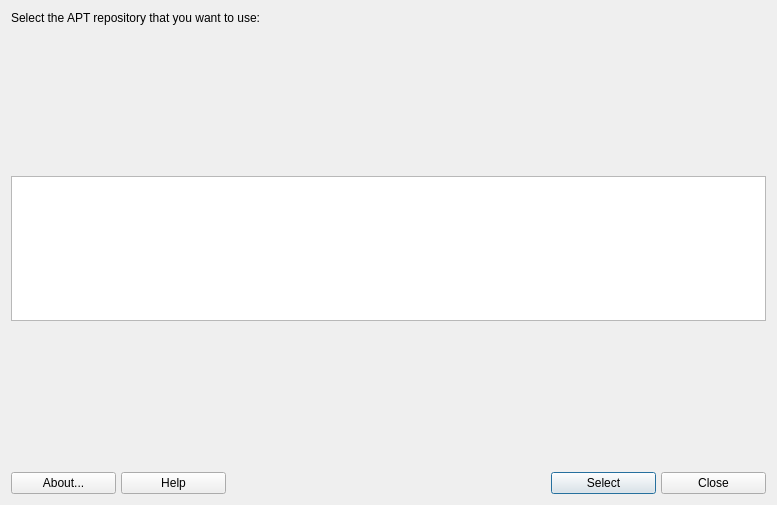
First picture: the form in mxrepomanager.ui, repository AdrianTM/mx-repo-manager, before the edit.
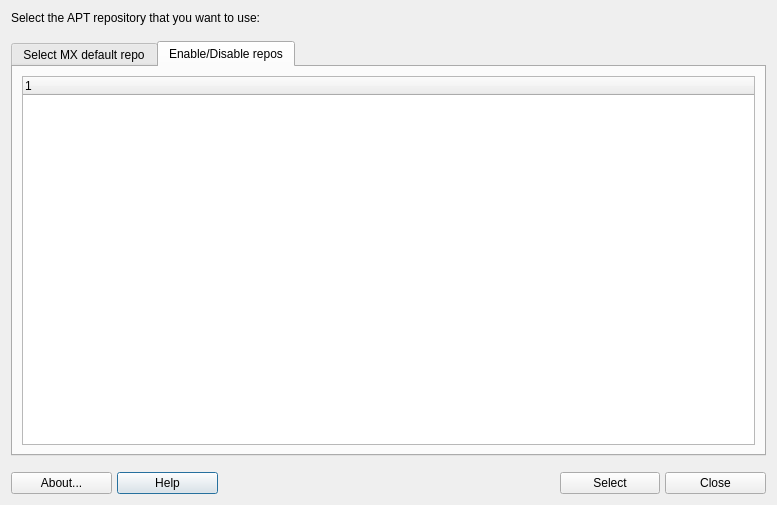
Second picture: the form after the edit. The open tabs and pages were chosen to show the change. Icons and pictures are not drawn.

Commit message: add enable/disable repos

Patch:
```diff
--- a/mxrepomanager.ui
+++ b/mxrepomanager.ui
@@ -38,6 +38,9 @@
      <property name="orientation">
       <enum>Qt::Vertical</enum>
      </property>
+     <property name="sizeType">
+      <enum>QSizePolicy::Fixed</enum>
+     </property>
      <property name="sizeHint" stdset="0">
       <size>
        <width>20</width>
@@ -46,6 +49,16 @@
      </property>
     </spacer>
    </item>
+   <item>
+    <widget class="QTabWidget" name="tabWidget">
+     <property name="currentIndex">
+      <number>0</number>
+     </property>
+     <widget class="QWidget" name="tabMX">
+      <attribute name="title">
+       <string>Select MX default repo</string>
+      </attribute>
+      <layout class="QVBoxLayout" name="verticalLayout_2">
    <item>
     <widget class="QListWidget" name="listWidget">
      <property name="sizePolicy">
@@ -122,11 +135,34 @@
      </property>
     </widget>
    </item>
+      </layout>
+     </widget>
+     <widget class="QWidget" name="tabAllRepos">
+      <attribute name="title">
+       <string>Enable/Disable repos</string>
+      </attribute>
+      <layout class="QVBoxLayout" name="verticalLayout_3">
+       <item>
+        <widget class="QTreeWidget" name="treeWidget">
+         <column>
+          <property name="text">
+           <string notr="true">1</string>
+          </property>
+         </column>
+        </widget>
+       </item>
+      </layout>
+     </widget>
+    </widget>
+   </item>
    <item>
     <spacer name="verticalSpacer">
      <property name="orientation">
       <enum>Qt::Vertical</enum>
      </property>
+     <property name="sizeType">
+      <enum>QSizePolicy::Fixed</enum>
+     </property>
      <property name="sizeHint" stdset="0">
       <size>
        <width>20</width>
@@ -136,7 +172,7 @@
     </spacer>
    </item>
    <item>
-    <layout class="QGridLayout" name="buttonBar" columnstretch="0,0,0,0,0,0,0,0,0,0">
+    <layout class="QGridLayout" name="buttonBar" columnstretch="0,0,0,0,0,0,0,0">
      <property name="sizeConstraint">
       <enum>QLayout::SetDefaultConstraint</enum>
      </property>
@@ -188,7 +224,7 @@
        </property>
        <property name="sizeHint" stdset="0">
         <size>
-         <width>100</width>
+         <width>150</width>
          <height>20</height>
         </size>
        </property>
@@ -204,7 +240,7 @@
        </property>
        <property name="sizeHint" stdset="0">
         <size>
-         <width>183</width>
+         <width>150</width>
          <height>20</height>
         </size>
        </property>
@@ -236,7 +272,7 @@
        </property>
       </widget>
      </item>
-     <item row="0" column="9">
+     <item row="0" column="7">
       <widget class="QPushButton" name="buttonCancel">
        <property name="sizePolicy">
         <sizepolicy hsizetype="Minimum" vsizetype="Preferred">
@@ -284,7 +320,7 @@
        </property>
       </widget>
      </item>
-     <item row="0" column="7">
+     <item row="0" column="6">
       <widget class="QPushButton" name="buttonOK">
        <property name="sizePolicy">
         <sizepolicy hsizetype="Minimum" vsizetype="Preferred">
@@ -297,16 +333,7 @@
        </property>
        <property name="icon">
         <iconset>
-         <normaloff>../../../../../../../../usr/share/mx-repo-manager/icons/dialog-ok.png</normaloff>../../../../../../../../usr/share/mx-repo-manager/icons/dialog-ok.png</iconset>
-       </property>
-       <property name="shortcut">
-        <string/>
-       </property>
-       <property name="autoDefault">
-        <bool>true</bool>
-       </property>
-       <property name="default">
-        <bool>true</bool>
+         <normaloff>../mx-packageinstaller/icons/dialog-ok.png</normaloff>../mx-packageinstaller/icons/dialog-ok.png</iconset>
        </property>
       </widget>
      </item>
```
Lines whose indentation alone changed are shown as unchanged. The commit also changes 20 other files.
